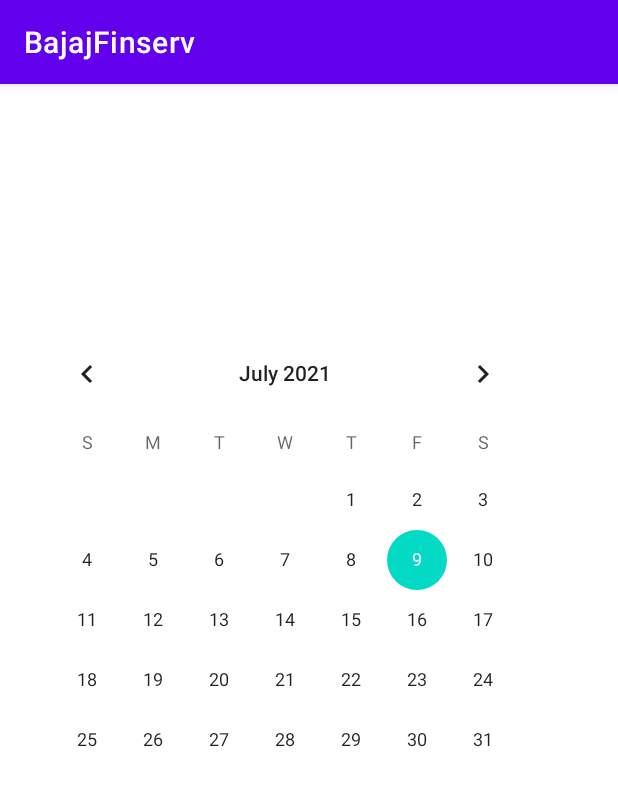
After one commit to abdultanveer/BajajFinserv, an Android app: the HomeActivity screen opened directly, with no data from a screen before it, on a phone screen of 412 x 824 dp. The commit adds this screen. Shown: the top 786 px of the screen. Run offline under Robolectric (Android 15) with nearby library versions, the phone set to English and light mode, and no system bars.

Commit message:
start another activity with an intent

```diff
--- a/app/src/main/AndroidManifest.xml
+++ b/app/src/main/AndroidManifest.xml
@@ -9,6 +9,7 @@
         android:roundIcon="@mipmap/ic_launcher_round"
         android:supportsRtl="true"
         android:theme="@style/Theme.BajajFinserv">
+        <activity android:name=".HomeActivity"></activity>
         <activity android:name=".MainActivity">
             <intent-filter>
                 <action android:name="android.intent.action.MAIN" />
--- /dev/null
+++ b/app/src/main/java/com/abdul/bajajfinserv/HomeActivity.kt
@@ -0,0 +1,11 @@
+package com.abdul.bajajfinserv
+
+import androidx.appcompat.app.AppCompatActivity
+import android.os.Bundle
+
+class HomeActivity : AppCompatActivity() {
+    override fun onCreate(savedInstanceState: Bundle?) {
+        super.onCreate(savedInstanceState)
+        setContentView(R.layout.activity_home)
+    }
+}
--- a/app/src/main/java/com/abdul/bajajfinserv/MainActivity.kt
+++ b/app/src/main/java/com/abdul/bajajfinserv/MainActivity.kt
@@ -1,5 +1,6 @@
 package com.abdul.bajajfinserv
 
+import android.content.Intent
 import androidx.appcompat.app.AppCompatActivity
 import android.os.Bundle
 import android.view.View
@@ -21,5 +22,9 @@ class MainActivity : AppCompatActivity() {  //why the word compat,
     fun clickHandler(view: View) {
         textView.text = nameEditText.text
         Toast.makeText(this,nameEditText.text,Toast.LENGTH_SHORT).show()
+        var homeIntent: Intent;
+        homeIntent = Intent(this,HomeActivity::class.java)
+        startActivity(homeIntent)
+
     }
 }
--- /dev/null
+++ b/app/src/main/res/layout/activity_home.xml
@@ -0,0 +1,18 @@
+<?xml version="1.0" encoding="utf-8"?>
+<androidx.constraintlayout.widget.ConstraintLayout xmlns:android="http://schemas.android.com/apk/res/android"
+    xmlns:app="http://schemas.android.com/apk/res-auto"
+    xmlns:tools="http://schemas.android.com/tools"
+    android:layout_width="match_parent"
+    android:layout_height="match_parent"
+    tools:context=".HomeActivity">
+
+    <CalendarView
+        android:id="@+id/calendarView"
+        android:layout_width="wrap_content"
+        android:layout_height="wrap_content"
+        android:layout_marginStart="16dp"
+        android:layout_marginLeft="16dp"
+        android:layout_marginTop="159dp"
+        app:layout_constraintStart_toStartOf="parent"
+        app:layout_constraintTop_toTopOf="parent" />
+</androidx.constraintlayout.widget.ConstraintLayout>
--- a/app/src/main/res/values/arrays.xml
+++ b/app/src/main/res/values/arrays.xml
@@ -6,6 +6,6 @@
         <item>english</item>
         <item>sanskrit</item>
         <item>kannada</item>
+    </string-array>
 
-    </string-array>
 </resources>
```
